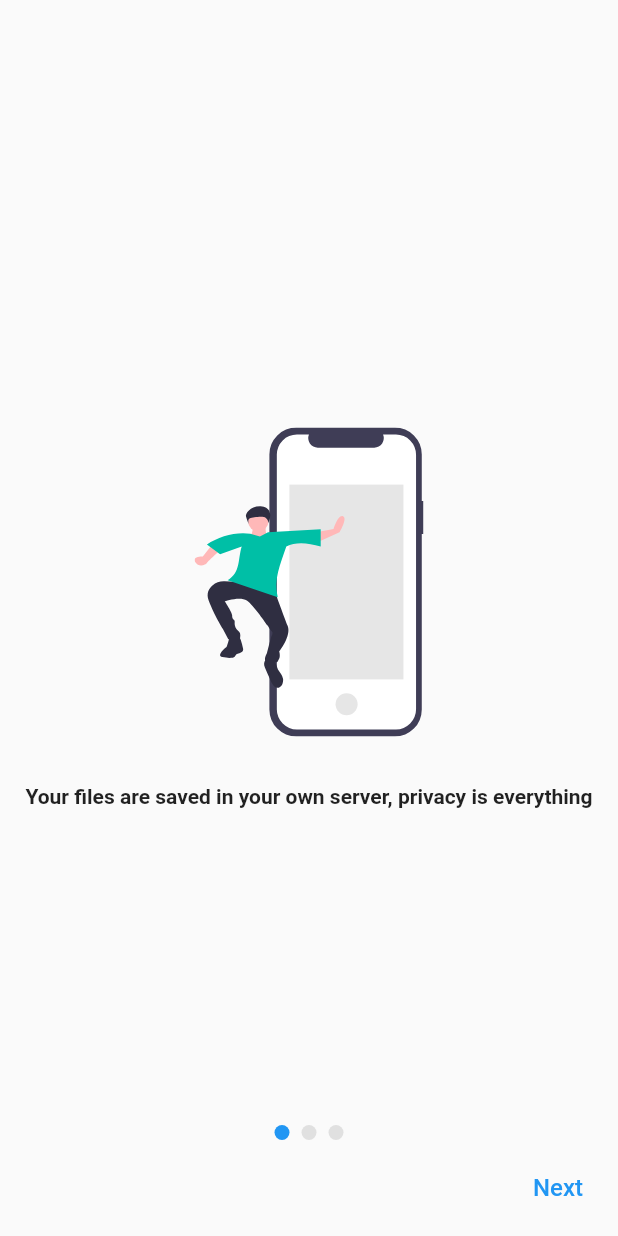
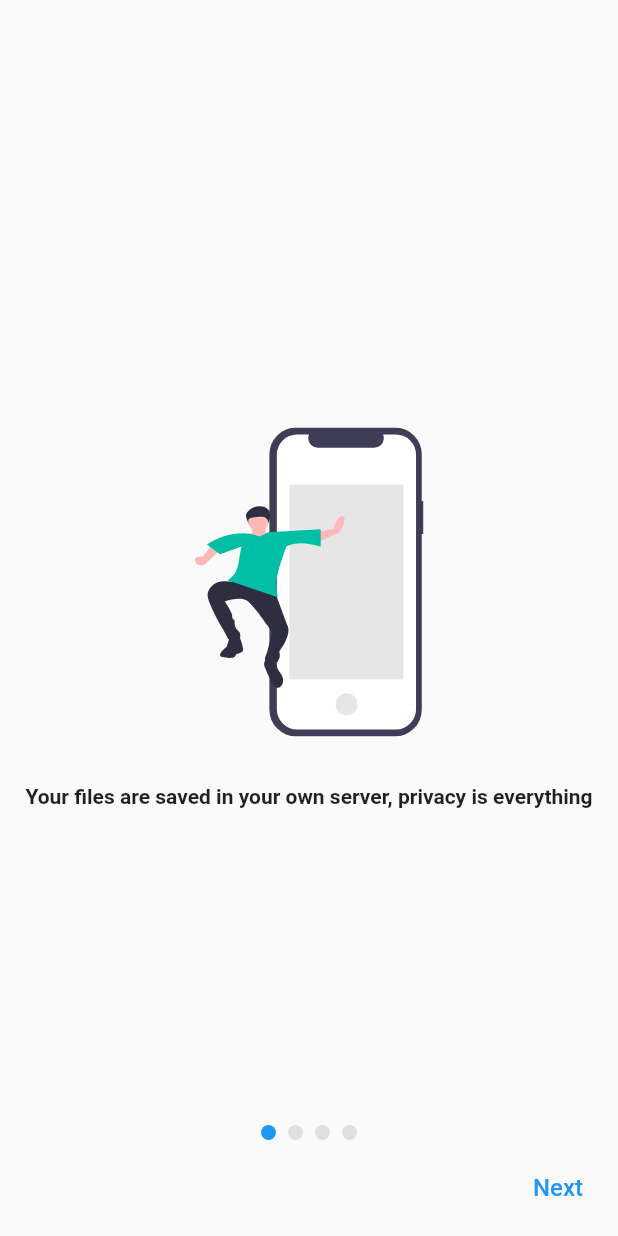
Before and after one commit to leopi99/photoSync_app, a Flutter app: the screen it shows after launch, on a phone screen of 412 x 824 dp. Run offline on Flutter 3.47's test engine with Material 2 defaults, Android fonts, the phone set to English and light mode, and no system bars; our stand-ins replace cached_network_image, dio, flutter_feather_icons, flutter_svg, rxdart; missing offline and left inert: flutter_statusbarcolor_ns, storage_wrapper; accounts and stored records are empty.

```diff
--- a/lib/constants/assets_path.dart
+++ b/lib/constants/assets_path.dart
@@ -2,4 +2,5 @@ class AssetsPath {
   static const String onBoardingImage1 = "assets/on_boarding/offline.svg";
   static const String onBoardingImage2 = "assets/on_boarding/storage.svg";
   static const String onBoardingImage3 = "assets/on_boarding/no_work_needed.svg";
+  static const String onBoardingImage4 = "assets/on_boarding/api_running.svg";
 }
--- a/lib/screens/on_boarding_page/on_boarding_page.dart
+++ b/lib/screens/on_boarding_page/on_boarding_page.dart
@@ -22,6 +22,11 @@ const List<OnBoardingInfo> pages = [
   OnBoardingInfo(
     pageDescription: 'Relax while the app does all the work',
     localImageAssetPath: AssetsPath.onBoardingImage3,
+  ),
+  OnBoardingInfo(
+    localImageAssetPath: AssetsPath.onBoardingImage4,
+    pageDescription:
+        'Please, remember to boot the api, otherwise the app won\'t work',
   ),
 ];
 
--- a/lib/screens/splash_screen.dart
+++ b/lib/screens/splash_screen.dart
@@ -18,6 +18,7 @@ class _SplashScreenState extends State<SplashScreen> {
   @override
   void initState() {
     super.initState();
+    GlobalMethods.setStatusBarColorAsScaffoldBackground();
     GlobalMethods.hideKeyboard();
     opacity = 0;
     WidgetsBinding.instance!.addPostFrameCallback((timeStamp) {
```
Also changed, not shown: assets/on_boarding/api_running.svg (added).
